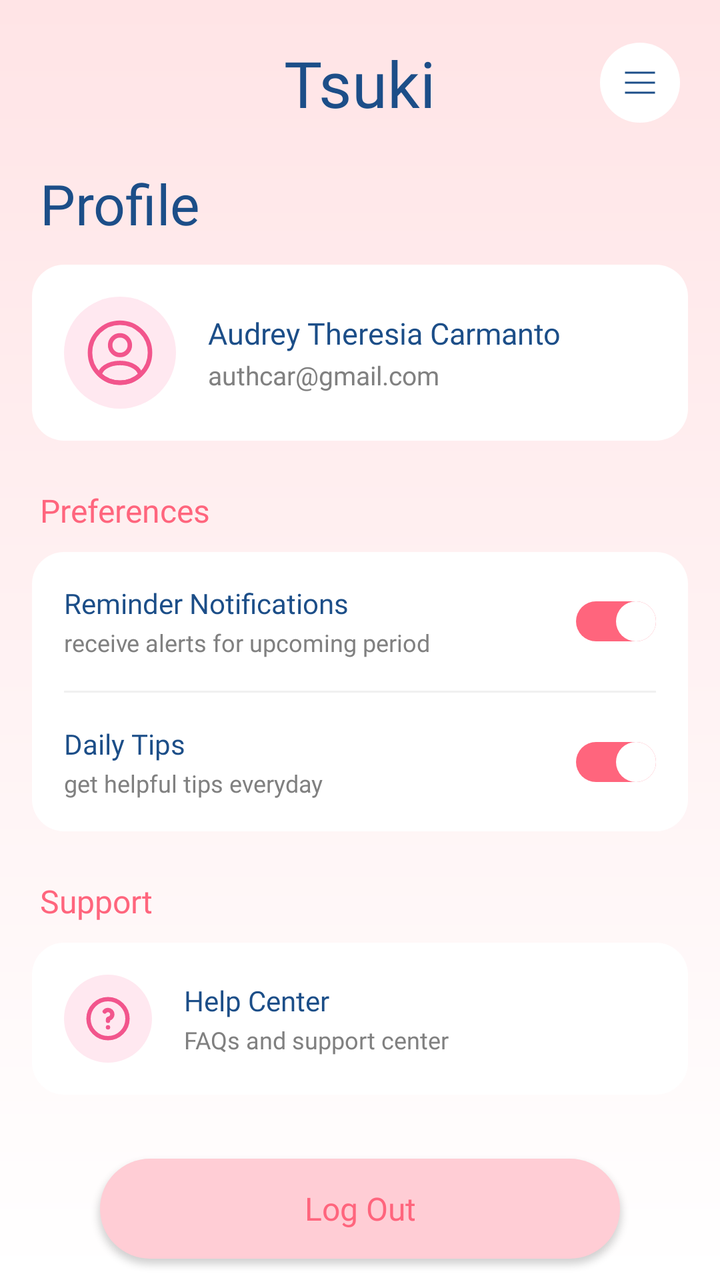
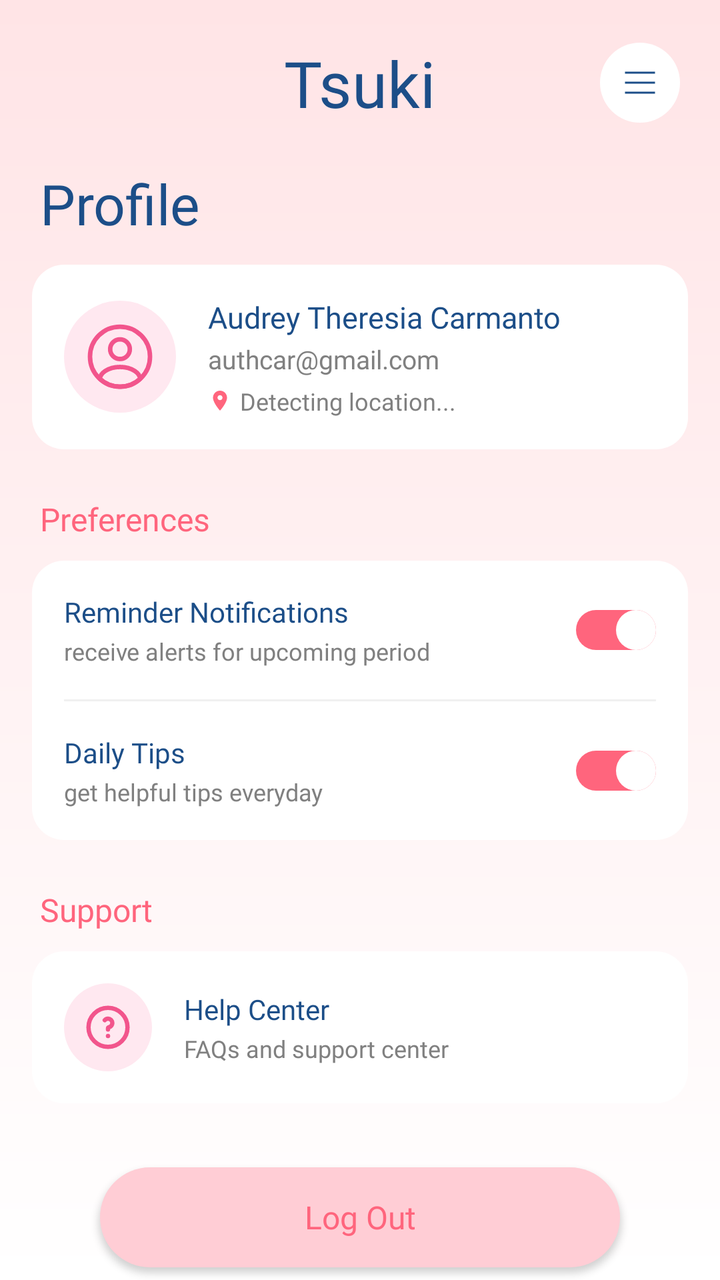

The first picture is an Android layout as it rendered before a commit; the second is the same layout after the commit. The layout source and the unified diff follow.
<!-- AndroidManifest.xml: application theme Theme.Tsuki -->
<!-- res/layout/fragment_profile.xml -->
<?xml version="1.0" encoding="utf-8"?>
<ScrollView xmlns:android="http://schemas.android.com/apk/res/android"
    xmlns:app="http://schemas.android.com/apk/res-auto"
    android:layout_width="match_parent"
    android:layout_height="match_parent"
    android:background="@drawable/bg_babypink"
    android:scrollbars="none">

    <LinearLayout
        android:layout_width="match_parent"
        android:layout_height="wrap_content"
        android:orientation="vertical"
        android:paddingBottom="32dp">

        
        <FrameLayout
            android:layout_width="match_parent"
            android:layout_height="wrap_content"
            android:layout_marginTop="20dp">

            <TextView
                android:layout_width="wrap_content"
                android:layout_height="wrap_content"
                android:layout_gravity="center"
                android:fontFamily="@font/dancing_script_medium"
                android:text="Tsuki"
                android:textColor="@color/navy"
                android:textSize="32sp" />

            <ImageButton
                android:id="@+id/btnMenuProfile"
                android:layout_width="40dp"
                android:layout_height="40dp"
                android:layout_gravity="end|center_vertical"
                android:layout_marginEnd="20dp"
                android:background="@drawable/bg_circle_white"
                android:contentDescription="Menu"
                android:padding="10dp"
                android:src="@drawable/ic_menu" />

        </FrameLayout>

        
        <TextView
            android:layout_width="wrap_content"
            android:layout_height="wrap_content"
            android:layout_marginStart="20dp"
            android:layout_marginTop="20dp"
            android:fontFamily="@font/lato_bold"
            android:text="Profile"
            android:textColor="@color/navy"
            android:textSize="28sp" />

        
        <LinearLayout
            android:layout_width="match_parent"
            android:layout_height="wrap_content"
            android:layout_marginStart="16dp"
            android:layout_marginEnd="16dp"
            android:layout_marginTop="12dp"
            android:background="@drawable/bg_profile_card"
            android:gravity="center_vertical"
            android:orientation="horizontal"
            android:padding="16dp">

            
            <FrameLayout
                android:layout_width="56dp"
                android:layout_height="56dp"
                android:background="@drawable/bg_profile_icon">

                <ImageView
                    android:layout_width="36dp"
                    android:layout_height="36dp"
                    android:layout_gravity="center"
                    android:src="@drawable/profile_profile" />

            </FrameLayout>

            
            <LinearLayout
                android:layout_width="0dp"
                android:layout_height="wrap_content"
                android:layout_marginStart="16dp"
                android:layout_weight="1"
                android:orientation="vertical">

                <TextView
                    android:id="@+id/tvProfileName"
                    android:layout_width="wrap_content"
                    android:layout_height="wrap_content"
                    android:fontFamily="@font/lato_bold"
                    android:text="Audrey Theresia Carmanto"
                    android:textColor="@color/navy"
                    android:textSize="15sp" />

                <TextView
                    android:id="@+id/tvProfileEmail"
                    android:layout_width="wrap_content"
                    android:layout_height="wrap_content"
                    android:layout_marginTop="2dp"
                    android:fontFamily="@font/lato"
                    android:text="authcar@gmail.com"
                    android:textColor="@color/gray"
                    android:textSize="13sp" />

            </LinearLayout>

        </LinearLayout>

        
        <TextView
            android:layout_width="wrap_content"
            android:layout_height="wrap_content"
            android:layout_marginStart="20dp"
            android:layout_marginTop="24dp"
            android:fontFamily="@font/lato_bold"
            android:text="Preferences"
            android:textColor="@color/primary_pink"
            android:textSize="16sp" />

        
        <LinearLayout
            android:layout_width="match_parent"
            android:layout_height="wrap_content"
            android:layout_marginStart="16dp"
            android:layout_marginEnd="16dp"
            android:layout_marginTop="10dp"
            android:background="@drawable/bg_profile_card"
            android:orientation="vertical">

            
            <LinearLayout
                android:layout_width="match_parent"
                android:layout_height="wrap_content"
                android:gravity="center_vertical"
                android:orientation="horizontal"
                android:padding="16dp">

                <LinearLayout
                    android:layout_width="0dp"
                    android:layout_height="wrap_content"
                    android:layout_weight="1"
                    android:orientation="vertical">

                    <TextView
                        android:layout_width="wrap_content"
                        android:layout_height="wrap_content"
                        android:fontFamily="@font/lato_bold"
                        android:text="Reminder Notifications"
                        android:textColor="@color/navy"
                        android:textSize="14sp" />

                    <TextView
                        android:layout_width="wrap_content"
                        android:layout_height="wrap_content"
                        android:layout_marginTop="2dp"
                        android:fontFamily="@font/lato"
                        android:text="receive alerts for upcoming period"
                        android:textColor="@color/gray"
                        android:textSize="12sp" />

                </LinearLayout>

                <Switch
                    android:id="@+id/switchReminder"
                    android:layout_width="wrap_content"
                    android:layout_height="wrap_content"
                    android:checked="true"
                    android:thumb="@drawable/switch_thumb"
                    android:track="@drawable/switch_track" />

            </LinearLayout>

            
            <View
                android:layout_width="match_parent"
                android:layout_height="1dp"
                android:layout_marginStart="16dp"
                android:layout_marginEnd="16dp"
                android:background="#F0F0F0" />

            
            <LinearLayout
                android:layout_width="match_parent"
                android:layout_height="wrap_content"
                android:gravity="center_vertical"
                android:orientation="horizontal"
                android:padding="16dp">

                <LinearLayout
                    android:layout_width="0dp"
                    android:layout_height="wrap_content"
                    android:layout_weight="1"
                    android:orientation="vertical">

                    <TextView
                        android:layout_width="wrap_content"
                        android:layout_height="wrap_content"
                        android:fontFamily="@font/lato_bold"
                        android:text="Daily Tips"
                        android:textColor="@color/navy"
                        android:textSize="14sp" />

                    <TextView
                        android:layout_width="wrap_content"
                        android:layout_height="wrap_content"
                        android:layout_marginTop="2dp"
                        android:fontFamily="@font/lato"
                        android:text="get helpful tips everyday"
                        android:textColor="@color/gray"
                        android:textSize="12sp" />

                </LinearLayout>

                <Switch
                    android:id="@+id/switchDailyTips"
                    android:layout_width="wrap_content"
                    android:layout_height="wrap_content"
                    android:checked="true"
                    android:thumb="@drawable/switch_thumb"
                    android:track="@drawable/switch_track" />

            </LinearLayout>

        </LinearLayout>

        
        <TextView
            android:layout_width="wrap_content"
            android:layout_height="wrap_content"
            android:layout_marginStart="20dp"
            android:layout_marginTop="24dp"
            android:fontFamily="@font/lato_bold"
            android:text="Support"
            android:textColor="@color/primary_pink"
            android:textSize="16sp" />

        
        <LinearLayout
            android:id="@+id/cardHelpCenter"
            android:layout_width="match_parent"
            android:layout_height="wrap_content"
            android:layout_marginStart="16dp"
            android:layout_marginEnd="16dp"
            android:layout_marginTop="10dp"
            android:background="@drawable/bg_profile_card"
            android:gravity="center_vertical"
            android:orientation="horizontal"
            android:padding="16dp">

            
            <FrameLayout
                android:layout_width="44dp"
                android:layout_height="44dp"
                android:background="@drawable/bg_profile_icon">

                <ImageView
                    android:layout_width="26dp"
                    android:layout_height="26dp"
                    android:layout_gravity="center"
                    android:src="@drawable/profile_help" />

            </FrameLayout>

            <LinearLayout
                android:layout_width="0dp"
                android:layout_height="wrap_content"
                android:layout_marginStart="16dp"
                android:layout_weight="1"
                android:orientation="vertical">

                <TextView
                    android:layout_width="wrap_content"
                    android:layout_height="wrap_content"
                    android:fontFamily="@font/lato_bold"
                    android:text="Help Center"
                    android:textColor="@color/navy"
                    android:textSize="14sp" />

                <TextView
                    android:layout_width="wrap_content"
                    android:layout_height="wrap_content"
                    android:layout_marginTop="2dp"
                    android:fontFamily="@font/lato"
                    android:text="FAQs and support center"
                    android:textColor="@color/gray"
                    android:textSize="12sp" />

            </LinearLayout>

        </LinearLayout>

        
        <androidx.appcompat.widget.AppCompatButton
            android:id="@+id/btnLogOut"
            android:layout_width="match_parent"
            android:layout_height="@dimen/button_height"
            android:layout_marginStart="50dp"
            android:layout_marginEnd="50dp"
            android:layout_marginTop="32dp"
            android:layout_marginBottom="80dp"
            android:background="@drawable/bg_logout_button"
            android:fontFamily="@font/lato_bold"
            android:text="Log Out"
            android:textAllCaps="false"
            android:textColor="@color/primary_pink"
            android:textSize="@dimen/text_button" />

    </LinearLayout>

</ScrollView>
<!-- resources referenced by this layout -->
<resources>
  <color name="gray">#808080</color>
  <color name="navy">#1C4E88</color>
  <color name="primary_pink">#FF657D</color>
  <dimen name="button_height">50dp</dimen>
  <dimen name="text_button">16sp</dimen>
  <!-- drawable bg_babypink (drawable) -->
  <?xml version="1.0" encoding="UTF-8"?>
  <shape xmlns:android="http://schemas.android.com/apk/res/android"
      android:shape="rectangle">
      <gradient
          android:startColor="#FFE4E6"
          android:endColor="#FFFFFF"
          android:angle="200" />
  </shape>
  <!-- drawable bg_circle_white (drawable) -->
  <?xml version="1.0" encoding="utf-8"?>
  <shape xmlns:android="http://schemas.android.com/apk/res/android"
      android:shape="oval">
      <solid android:color="#FFFFFF"/>
  </shape>
  <!-- drawable bg_logout_button (drawable) -->
  <?xml version="1.0" encoding="utf-8"?>
  <shape xmlns:android="http://schemas.android.com/apk/res/android"
      android:shape="rectangle">
      <solid android:color="#FFCDD5" />
      <corners android:radius="50dp" />
  </shape>
  <!-- drawable bg_profile_card (drawable) -->
  <?xml version="1.0" encoding="utf-8"?>
  <shape xmlns:android="http://schemas.android.com/apk/res/android"
      android:shape="rectangle">
      <solid android:color="@color/white" />
      <corners android:radius="16dp" />
  </shape>
  <!-- drawable bg_profile_icon (drawable) -->
  <?xml version="1.0" encoding="utf-8"?>
  <shape xmlns:android="http://schemas.android.com/apk/res/android"
      android:shape="oval">
      <solid android:color="#FFE8F0" />
  </shape>
  <!-- drawable ic_menu (drawable) -->
  <vector xmlns:android="http://schemas.android.com/apk/res/android"
      android:width="20dp"
      android:height="24dp"
      android:viewportWidth="24"
      android:viewportHeight="24">
    <path
        android:pathData="M3,17.5h18v-1H3v1zM3,12.5h18v-1H3v1zM3,6.5v1h18v-1H3z"
        android:fillColor="#1C4E88"/>
  </vector>
  <!-- drawable switch_thumb (drawable) -->
  <?xml version="1.0" encoding="utf-8"?>
  <shape xmlns:android="http://schemas.android.com/apk/res/android"
      android:shape="oval">
      <solid android:color="@color/white" />
      <size android:width="20dp" android:height="20dp" />
  </shape>
  <!-- drawable switch_track (drawable) -->
  <?xml version="1.0" encoding="utf-8"?>
  <selector xmlns:android="http://schemas.android.com/apk/res/android">
      <item android:state_checked="true">
          <shape android:shape="rectangle">
              <solid android:color="#FF657D" />
              <corners android:radius="50dp" />
          </shape>
      </item>
      <item>
          <shape android:shape="rectangle">
              <solid android:color="#DDDDDD" />
              <corners android:radius="50dp" />
          </shape>
      </item>
  </selector>
  <style name="Theme.Tsuki" parent="Base.Theme.Tsuki">
          
          <item name="colorSecondaryContainer">@android:color/transparent</item>
          <item name="colorOnSecondaryContainer">@color/gray</item>
      </style>
  <color name="white">#FFFFFFFF</color>
  <style name="Base.Theme.Tsuki" parent="Theme.Material3.DayNight.NoActionBar">
          
          
      </style>
  <!-- unchanged entries left out for length: 2 -->
</resources>

<!-- the commit's change to res/layout/fragment_profile.xml (unified diff, before → after) -->
@@ -103,6 +103,32 @@
                     android:text="authcar@gmail.com"
                     android:textColor="@color/gray"
                     android:textSize="13sp" />
+
+                
+                <LinearLayout
+                    android:layout_width="wrap_content"
+                    android:layout_height="wrap_content"
+                    android:layout_marginTop="4dp"
+                    android:gravity="center_vertical"
+                    android:orientation="horizontal">
+
+                    <ImageView
+                        android:layout_width="12dp"
+                        android:layout_height="12dp"
+                        android:src="@drawable/ic_location"
+                        android:contentDescription="Location"
+                        android:layout_marginEnd="4dp" />
+
+                    <TextView
+                        android:id="@+id/tvProfileLocation"
+                        android:layout_width="wrap_content"
+                        android:layout_height="wrap_content"
+                        android:fontFamily="@font/lato"
+                        android:text="Detecting location..."
+                        android:textColor="@color/gray"
+                        android:textSize="12sp" />
+
+                </LinearLayout>
 
             </LinearLayout>
 
<!-- resource entries referenced after the edit -->
@@ -40,6 +40,17 @@
       android:shape="oval">
       <solid android:color="#FFE8F0" />
   </shape>
+  <!-- drawable ic_location (drawable) -->
+  <?xml version="1.0" encoding="utf-8"?>
+  <vector xmlns:android="http://schemas.android.com/apk/res/android"
+      android:width="24dp"
+      android:height="24dp"
+      android:viewportWidth="24"
+      android:viewportHeight="24">
+      <path
+          android:fillColor="@color/primary_pink"
+          android:pathData="M12,2C8.13,2 5,5.13 5,9c0,5.25 7,13 7,13s7,-7.75 7,-13c0,-3.87 -3.13,-7 -7,-7zM12,11.5c-1.38,0 -2.5,-1.12 -2.5,-2.5s1.12,-2.5 2.5,-2.5 2.5,1.12 2.5,2.5 -1.12,2.5 -2.5,2.5z" />
+  </vector>
   <!-- drawable ic_menu (drawable) -->
   <vector xmlns:android="http://schemas.android.com/apk/res/android"
       android:width="20dp"
